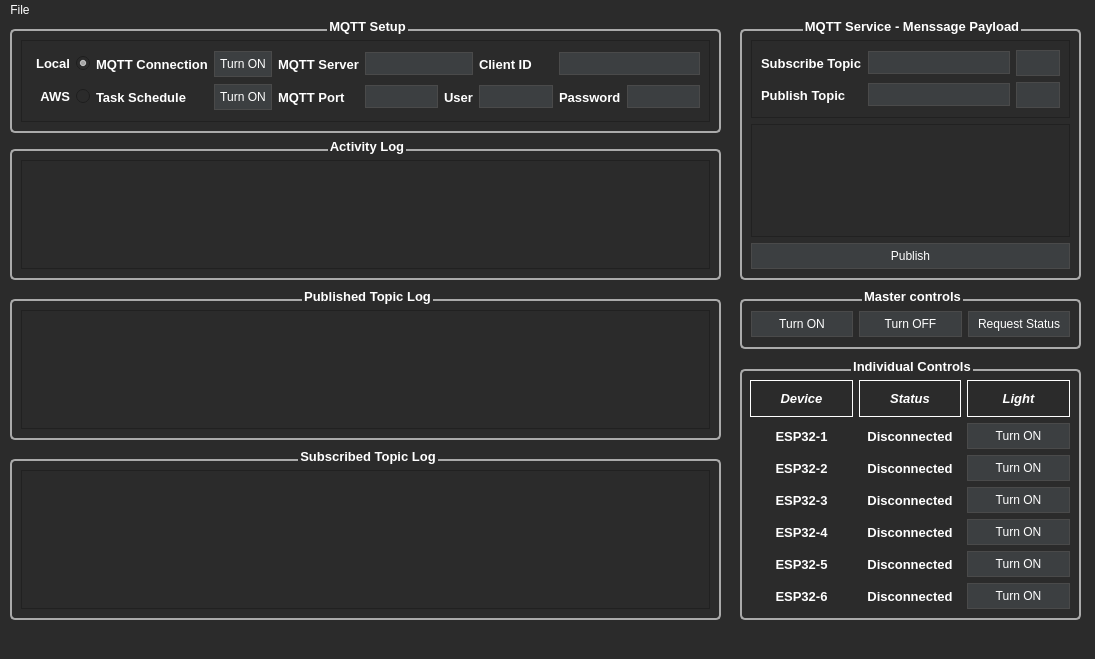
Before: the Qt Designer form Python UI communication Activity QT/qtUiMqttBootcamProjectDesign.ui in sebas8822/Bootcamp_ESP32_C3, drawn with Qt 5.
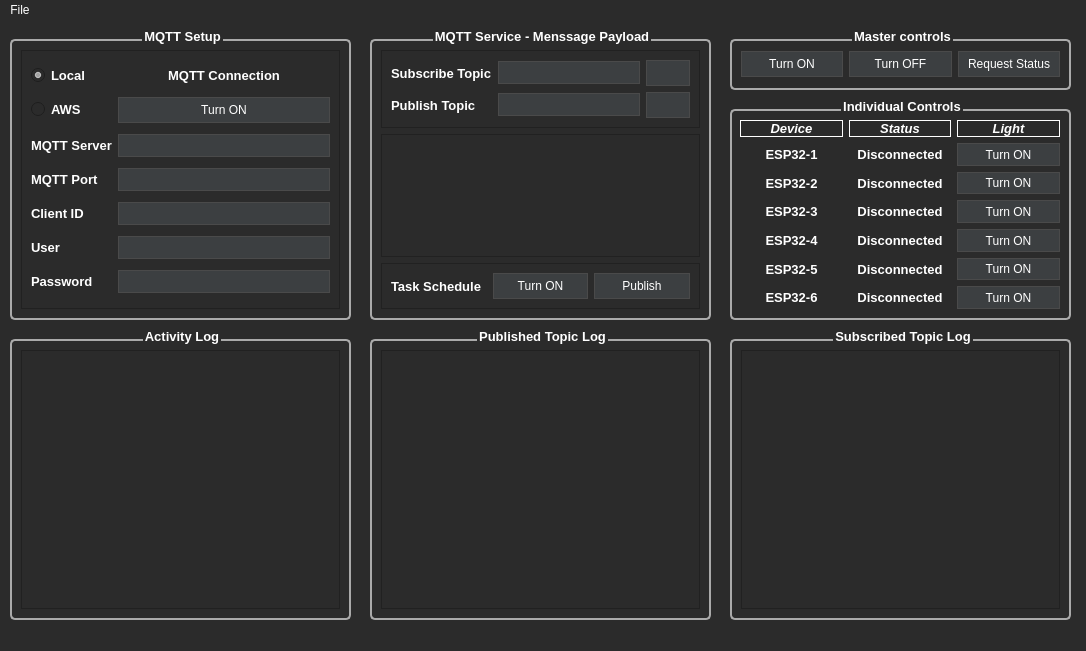
After: the same form once the commit is applied. Icons and pictures are not drawn.

Patch:
```diff
--- a/Python UI communication Activity QT/qtUiMqttBootcamProjectDesign.ui
+++ b/Python UI communication Activity QT/qtUiMqttBootcamProjectDesign.ui
@@ -6,8 +6,8 @@
    <rect>
     <x>0</x>
     <y>0</y>
-    <width>1095</width>
-    <height>659</height>
+    <width>1086</width>
+    <height>651</height>
    </rect>
   </property>
   <property name="sizePolicy">
@@ -19,6 +19,9 @@
   <property name="windowTitle">
    <string>MainWindow</string>
   </property>
+  <property name="layoutDirection">
+   <enum>Qt::LeftToRight</enum>
+  </property>
   <property name="autoFillBackground">
    <bool>false</bool>
   </property>
@@ -117,9 +120,9 @@
     <property name="geometry">
      <rect>
       <x>10</x>
-      <y>110</y>
-      <width>711</width>
-      <height>151</height>
+      <y>300</y>
+      <width>341</width>
+      <height>301</height>
      </rect>
     </property>
     <property name="sizePolicy">
@@ -147,7 +150,7 @@
      <bool>false</bool>
     </property>
     <layout class="QGridLayout" name="gridLayout_2">
-     <item row="0" column="0">
+     <item row="0" column="1">
       <widget class="QTextBrowser" name="activity_log_textBrowser">
        <property name="styleSheet">
         <string notr="true"/>
@@ -169,10 +172,10 @@
    <widget class="QGroupBox" name="groupBox_5">
     <property name="geometry">
      <rect>
-      <x>10</x>
-      <y>260</y>
-      <width>711</width>
-      <height>161</height>
+      <x>370</x>
+      <y>300</y>
+      <width>341</width>
+      <height>301</height>
      </rect>
     </property>
     <property name="sizePolicy">
@@ -203,10 +206,10 @@
    <widget class="QGroupBox" name="groupBox_6">
     <property name="geometry">
      <rect>
-      <x>10</x>
-      <y>420</y>
-      <width>711</width>
-      <height>181</height>
+      <x>730</x>
+      <y>300</y>
+      <width>341</width>
+      <height>301</height>
      </rect>
     </property>
     <property name="sizePolicy">
@@ -247,10 +250,10 @@
    <widget class="QGroupBox" name="groupBox_4">
     <property name="geometry">
      <rect>
-      <x>740</x>
-      <y>260</y>
+      <x>730</x>
+      <y>0</y>
       <width>341</width>
-      <height>70</height>
+      <height>71</height>
      </rect>
     </property>
     <property name="sizePolicy">
@@ -295,10 +298,10 @@
    <widget class="QGroupBox" name="groupBox_3">
     <property name="geometry">
      <rect>
-      <x>740</x>
-      <y>330</y>
+      <x>730</x>
+      <y>70</y>
       <width>341</width>
-      <height>271</height>
+      <height>231</height>
      </rect>
     </property>
     <property name="sizePolicy">
@@ -628,10 +631,10 @@
    <widget class="QGroupBox" name="groupBox">
     <property name="geometry">
      <rect>
-      <x>740</x>
-      <y>-10</y>
+      <x>370</x>
+      <y>0</y>
       <width>341</width>
-      <height>271</height>
+      <height>301</height>
      </rect>
     </property>
     <property name="sizePolicy">
@@ -662,6 +665,18 @@
         <enum>QFrame::Raised</enum>
        </property>
        <layout class="QGridLayout" name="gridLayout">
+        <item row="1" column="1">
+         <widget class="QLineEdit" name="publish_topic_input">
+          <property name="font">
+           <font>
+            <pointsize>10</pointsize>
+           </font>
+          </property>
+          <property name="text">
+           <string/>
+          </property>
+         </widget>
+        </item>
         <item row="0" column="0">
          <widget class="QLabel" name="subscribe_topic_label">
           <property name="font">
@@ -675,26 +690,6 @@
           </property>
          </widget>
         </item>
-        <item row="0" column="1">
-         <widget class="QLineEdit" name="subscribe_topic_input">
-          <property name="font">
-           <font>
-            <pointsize>10</pointsize>
-           </font>
-          </property>
-         </widget>
-        </item>
-        <item row="0" column="2">
-         <widget class="QPushButton" name="update_pub_pushButton">
-          <property name="text">
-           <string/>
-          </property>
-          <property name="icon">
-           <iconset>
-            <normaloff>refresh.png</normaloff>refresh.png</iconset>
-          </property>
-         </widget>
-        </item>
         <item row="1" column="0">
          <widget class="QLabel" name="publish_topic_label">
           <property name="font">
@@ -708,19 +703,23 @@
           </property>
          </widget>
         </item>
-        <item row="1" column="1">
-         <widget class="QLineEdit" name="publish_input_input">
+        <item row="0" column="1">
+         <widget class="QLineEdit" name="subscribe_topic_input">
           <property name="font">
            <font>
             <pointsize>10</pointsize>
            </font>
           </property>
+         </widget>
+        </item>
+        <item row="1" column="2">
+         <widget class="QPushButton" name="update_pub_pushButton">
           <property name="text">
            <string/>
           </property>
          </widget>
         </item>
-        <item row="1" column="2">
+        <item row="0" column="2">
          <widget class="QPushButton" name="update_sub_pushButton">
           <property name="text">
            <string/>
@@ -752,10 +751,42 @@
       </widget>
      </item>
      <item>
-      <widget class="QPushButton" name="publish_pushButton">
-       <property name="text">
-        <string>Publish</string>
+      <widget class="QFrame" name="frame_2">
+       <property name="frameShape">
+        <enum>QFrame::StyledPanel</enum>
        </property>
+       <property name="frameShadow">
+        <enum>QFrame::Raised</enum>
+       </property>
+       <layout class="QHBoxLayout" name="horizontalLayout_3">
+        <item>
+         <widget class="QLabel" name="task_schedule_label">
+          <property name="font">
+           <font>
+            <pointsize>10</pointsize>
+            <bold>true</bold>
+           </font>
+          </property>
+          <property name="text">
+           <string>Task Schedule</string>
+          </property>
+         </widget>
+        </item>
+        <item>
+         <widget class="QPushButton" name="task_schedule_pushButton">
+          <property name="text">
+           <string>Turn ON</string>
+          </property>
+         </widget>
+        </item>
+        <item>
+         <widget class="QPushButton" name="publish_pushButton">
+          <property name="text">
+           <string>Publish</string>
+          </property>
+         </widget>
+        </item>
+       </layout>
       </widget>
      </item>
     </layout>
@@ -764,9 +795,9 @@
     <property name="geometry">
      <rect>
       <x>10</x>
-      <y>-10</y>
-      <width>711</width>
-      <height>124</height>
+      <y>0</y>
+      <width>341</width>
+      <height>301</height>
      </rect>
     </property>
     <property name="font">
@@ -794,7 +825,76 @@
         <enum>QFrame::Raised</enum>
        </property>
        <layout class="QGridLayout" name="gridLayout_4">
-        <item row="1" column="8">
+        <item row="6" column="0">
+         <widget class="QLabel" name="password_label">
+          <property name="font">
+           <font>
+            <pointsize>10</pointsize>
+            <bold>true</bold>
+           </font>
+          </property>
+          <property name="text">
+           <string>Password</string>
+          </property>
+         </widget>
+        </item>
+        <item row="4" column="1">
+         <widget class="QLineEdit" name="client_id_input">
+          <property name="font">
+           <font>
+            <pointsize>10</pointsize>
+           </font>
+          </property>
+          <property name="text">
+           <string/>
+          </property>
+         </widget>
+        </item>
+        <item row="0" column="0">
+         <widget class="QRadioButton" name="local_radioButton">
+          <property name="font">
+           <font>
+            <pointsize>10</pointsize>
+            <italic>false</italic>
+            <bold>true</bold>
+           </font>
+          </property>
+          <property name="layoutDirection">
+           <enum>Qt::LeftToRight</enum>
+          </property>
+          <property name="text">
+           <string>Local</string>
+          </property>
+          <property name="checked">
+           <bool>true</bool>
+          </property>
+         </widget>
+        </item>
+        <item row="5" column="1">
+         <widget class="QLineEdit" name="user_input">
+          <property name="font">
+           <font>
+            <pointsize>10</pointsize>
+           </font>
+          </property>
+          <property name="text">
+           <string/>
+          </property>
+         </widget>
+        </item>
+        <item row="2" column="1">
+         <widget class="QLineEdit" name="MQTT_server_input">
+          <property name="font">
+           <font>
+            <pointsize>10</pointsize>
+           </font>
+          </property>
+          <property name="text">
+           <string/>
+          </property>
+         </widget>
+        </item>
+        <item row="6" column="1">
          <widget class="QLineEdit" name="password_input">
           <property name="font">
            <font>
@@ -809,8 +909,8 @@
           </property>
          </widget>
         </item>
-        <item row="0" column="1">
-         <widget class="QLabel" name="mqtt_connection_label">
+        <item row="4" column="0">
+         <widget class="QLabel" name="client_id_label">
           <property name="font">
            <font>
             <pointsize>10</pointsize>
@@ -818,19 +918,7 @@
            </font>
           </property>
           <property name="text">
-           <string>MQTT Connection</string>
-          </property>
-         </widget>
-        </item>
-        <item row="0" column="4" colspan="2">
-         <widget class="QLineEdit" name="MQTT_server_input">
-          <property name="font">
-           <font>
-            <pointsize>10</pointsize>
-           </font>
-          </property>
-          <property name="text">
-           <string/>
+           <string>Client ID</string>
           </property>
          </widget>
         </item>
@@ -847,14 +935,14 @@
            </font>
           </property>
           <property name="layoutDirection">
-           <enum>Qt::RightToLeft</enum>
+           <enum>Qt::LeftToRight</enum>
           </property>
           <property name="text">
            <string>AWS</string>
           </property>
          </widget>
         </item>
-        <item row="1" column="5">
+        <item row="5" column="0">
          <widget class="QLabel" name="user_label">
           <property name="font">
            <font>
@@ -867,8 +955,8 @@
           </property>
          </widget>
         </item>
-        <item row="1" column="7">
-         <widget class="QLabel" name="password_label">
+        <item row="0" column="1">
+         <widget class="QLabel" name="mqtt_connection_label">
           <property name="font">
            <font>
             <pointsize>10</pointsize>
@@ -876,44 +964,14 @@
            </font>
           </property>
           <property name="text">
-           <string>Password</string>
+           <string>MQTT Connection</string>
           </property>
-         </widget>
-        </item>
-        <item row="0" column="0">
-         <widget class="QRadioButton" name="local_radioButton">
-          <property name="font">
-           <font>
-            <pointsize>10</pointsize>
-            <italic>false</italic>
-            <bold>true</bold>
-           </font>
+          <property name="alignment">
+           <set>Qt::AlignCenter</set>
           </property>
-          <property name="layoutDirection">
-           <enum>Qt::RightToLeft</enum>
-          </property>
-          <property name="text">
-           <string>Local</string>
-          </property>
-          <property name="checked">
-           <bool>true</bool>
-          </property>
          </widget>
         </item>
-        <item row="0" column="3">
-         <widget class="QLabel" name="MQTT_server_label">
-          <property name="font">
-           <font>
-            <pointsize>10</pointsize>
-            <bold>true</bold>
-           </font>
-          </property>
-          <property name="text">
-           <string>MQTT Server</string>
-          </property>
-         </widget>
-        </item>
-        <item row="1" column="4">
+        <item row="3" column="1">
          <widget class="QLineEdit" name="MQTT_port_input">
           <property name="font">
            <font>
@@ -925,40 +983,7 @@
           </property>
          </widget>
         </item>
-        <item row="1" column="2">
-         <widget class="QPushButton" name="task_schedule_pushButton">
-          <property name="text">
-           <string>Turn ON</string>
-          </property>
-         </widget>
-        </item>
-        <item row="1" column="1">
-         <widget class="QLabel" name="task_schedule_label">
-          <property name="font">
-           <font>
-            <pointsize>10</pointsize>
-            <bold>true</bold>
-           </font>
-          </property>
-          <property name="text">
-           <string>Task Schedule</string>
-          </property>
-         </widget>
-        </item>
-        <item row="0" column="6">
-         <widget class="QLabel" name="client_id_label">
-          <property name="font">
-           <font>
-            <pointsize>10</pointsize>
-            <bold>true</bold>
-           </font>
-          </property>
-          <property name="text">
-           <string>Client ID</string>
-          </property>
-         </widget>
-        </item>
-        <item row="1" column="3">
+        <item row="3" column="0">
          <widget class="QLabel" name="MQTT_port_label">
           <property name="font">
            <font>
@@ -971,31 +996,20 @@
           </property>
          </widget>
         </item>
-        <item row="1" column="6">
-         <widget class="QLineEdit" name="user_input">
+        <item row="2" column="0">
+         <widget class="QLabel" name="MQTT_server_label">
           <property name="font">
            <font>
             <pointsize>10</pointsize>
+            <bold>true</bold>
            </font>
           </property>
           <property name="text">
-           <string/>
+           <string>MQTT Server</string>
           </property>
          </widget>
         </item>
-        <item row="0" column="7" colspan="2">
-         <widget class="QLineEdit" name="client_id_input">
-          <property name="font">
-           <font>
-            <pointsize>10</pointsize>
-           </font>
-          </property>
-          <property name="text">
-           <string/>
-          </property>
-         </widget>
-        </item>
-        <item row="0" column="2">
+        <item row="1" column="1">
          <widget class="QPushButton" name="mqtt_connection_pushButton">
           <property name="autoFillBackground">
            <bool>false</bool>
@@ -1019,7 +1033,7 @@
     <rect>
      <x>0</x>
      <y>0</y>
-     <width>1095</width>
+     <width>1086</width>
      <height>21</height>
     </rect>
    </property>
```
Left out of the diff: 4 changed lines with no effect on the pictures.
